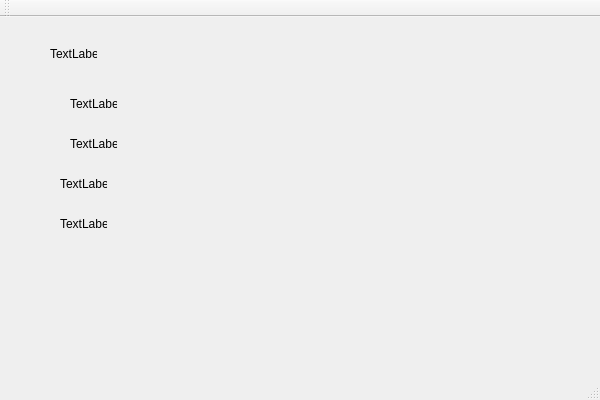
Before: the Qt Designer form SensorTrayIcons/SensorTrayIcons.ui in CherOx/SensorTrayIcons, drawn with Qt 5.
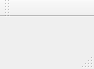
After: the same form once the commit is applied.

What changed in the file:
```diff
--- a/SensorTrayIcons/SensorTrayIcons.ui
+++ b/SensorTrayIcons/SensorTrayIcons.ui
@@ -2,84 +2,21 @@
 <ui version="4.0">
  <class>CSensorTrayIconsClass</class>
  <widget class="QMainWindow" name="CSensorTrayIconsClass">
+  <property name="enabled">
+   <bool>true</bool>
+  </property>
   <property name="geometry">
    <rect>
     <x>0</x>
     <y>0</y>
-    <width>600</width>
-    <height>400</height>
+    <width>94</width>
+    <height>69</height>
    </rect>
   </property>
   <property name="windowTitle">
    <string>CSensorTrayIcons</string>
   </property>
-  <widget class="QWidget" name="centralWidget">
-   <widget class="QLabel" name="label">
-    <property name="geometry">
-     <rect>
-      <x>50</x>
-      <y>30</y>
-      <width>47</width>
-      <height>13</height>
-     </rect>
-    </property>
-    <property name="text">
-     <string>TextLabel</string>
-    </property>
-   </widget>
-   <widget class="QLabel" name="label_2">
-    <property name="geometry">
-     <rect>
-      <x>70</x>
-      <y>80</y>
-      <width>47</width>
-      <height>13</height>
-     </rect>
-    </property>
-    <property name="text">
-     <string>TextLabel</string>
-    </property>
-   </widget>
-   <widget class="QLabel" name="label_3">
-    <property name="geometry">
-     <rect>
-      <x>70</x>
-      <y>120</y>
-      <width>47</width>
-      <height>13</height>
-     </rect>
-    </property>
-    <property name="text">
-     <string>TextLabel</string>
-    </property>
-   </widget>
-   <widget class="QLabel" name="label_4">
-    <property name="geometry">
-     <rect>
-      <x>60</x>
-      <y>160</y>
-      <width>47</width>
-      <height>13</height>
-     </rect>
-    </property>
-    <property name="text">
-     <string>TextLabel</string>
-    </property>
-   </widget>
-   <widget class="QLabel" name="label_5">
-    <property name="geometry">
-     <rect>
-      <x>60</x>
-      <y>200</y>
-      <width>47</width>
-      <height>13</height>
-     </rect>
-    </property>
-    <property name="text">
-     <string>TextLabel</string>
-    </property>
-   </widget>
-  </widget>
+  <widget class="QWidget" name="centralWidget"/>
   <widget class="QMenuBar" name="menuBar">
    <property name="geometry">
     <rect>
```
Left out of the diff: 2 changed lines with no effect on the pictures.
